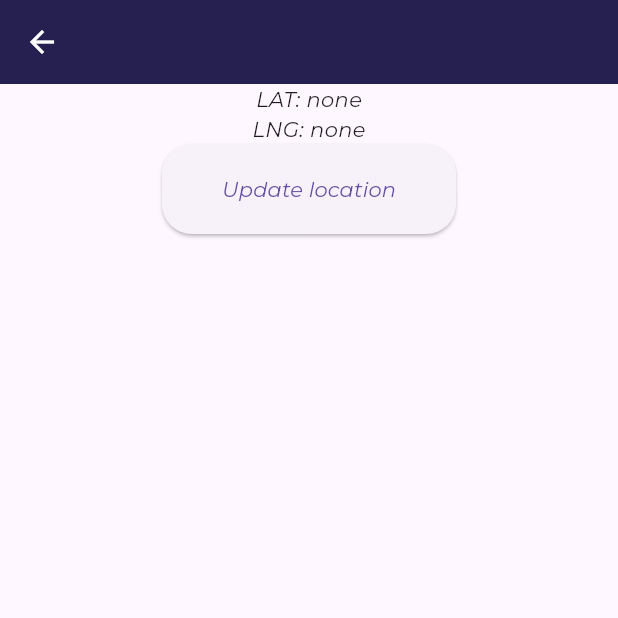
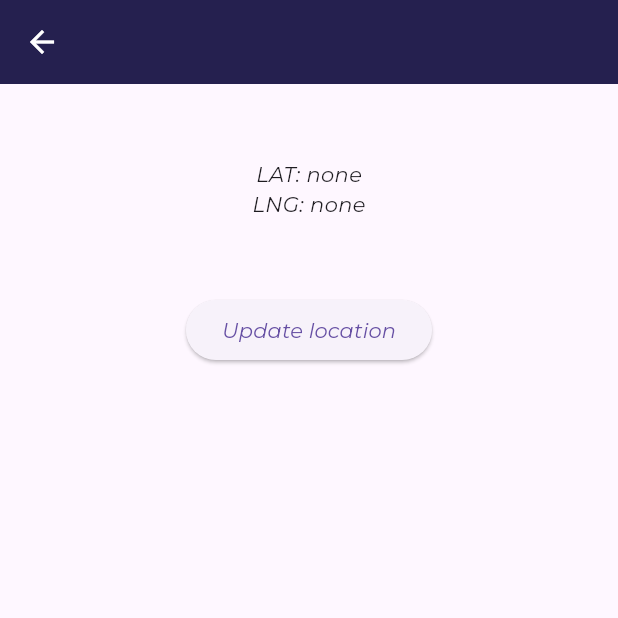
Before and after one commit to SmartCityPW/projekt-it, a Flutter app: the MapPage screen opened directly, on a phone screen of 412 x 824 dp, the top half of it. Run offline on Flutter 3.47's test engine with Material 3 defaults, Android fonts, the phone set to English and light mode, and no system bars; our stand-ins replace camera, carousel_slider, geolocator; project files that could hold a hidden picture were left out.

Commit message:
Improved layout

```diff
--- a/lib/mapPage.dart
+++ b/lib/mapPage.dart
@@ -17,18 +17,23 @@ class _MapPageState extends State<MapPage> {
   @override
   Widget build(BuildContext context) {
     return Scaffold(
-        body: Column(children: <Widget>[
-      AppBar(
+        appBar: AppBar(
           backgroundColor: COLOR_ACCENT,
           iconTheme: IconThemeData(
             color: Colors.white, //change your color here
           ),
         ),
+        body: Center(
+          child: Column(children: <Widget>[
+            SizedBox(height: 50),
             Text('LAT: ${_currentPosition?.latitude ?? "none"}'),
             Text('LNG: ${_currentPosition?.longitude ?? "none"}'),
+            SizedBox(height: 50),
             ElevatedButton(
-          onPressed: this._getCurrentPosition, child: Text("Update location"))
-    ]));
+                onPressed: this._getCurrentPosition,
+                child: Text("Update location"))
+          ]),
+        ));
   }
 
   Future<bool> _handleLocationPermission() async {
--- a/lib/theme/theme_constants.dart
+++ b/lib/theme/theme_constants.dart
@@ -12,13 +12,13 @@ const FONT_HEADING_MEDIUM = TextStyle(fontFamily: 'Prata', fontSize: 24);
 ThemeData baseTheme = ThemeData(
     brightness: Brightness.light,
     // primaryColor: COLOR_PRIMARY,
-    floatingActionButtonTheme:
-        FloatingActionButtonThemeData(backgroundColor: COLOR_ACCENT),
-    elevatedButtonTheme: ElevatedButtonThemeData(
-        style: ButtonStyle(
-            padding: MaterialStateProperty.all<EdgeInsetsGeometry>(
-                EdgeInsets.symmetric(horizontal: 40.0, vertical: 20.0)),
-            shape: MaterialStateProperty.all<OutlinedBorder>(
-                RoundedRectangleBorder(
-                    borderRadius: BorderRadius.circular(20.0))))),
+    // floatingActionButtonTheme:
+    //     FloatingActionButtonThemeData(backgroundColor: COLOR_ACCENT),
+    // elevatedButtonTheme: ElevatedButtonThemeData(
+    //     style: ButtonStyle(
+    //         padding: MaterialStateProperty.all<EdgeInsetsGeometry>(
+    //             EdgeInsets.symmetric(horizontal: 40.0, vertical: 20.0)),
+    //         shape: MaterialStateProperty.all<OutlinedBorder>(
+    //             RoundedRectangleBorder(
+    //                 borderRadius: BorderRadius.circular(20.0))))),
     fontFamily: 'Montserrat');
```
Lines whose indentation alone changed are shown as unchanged.
